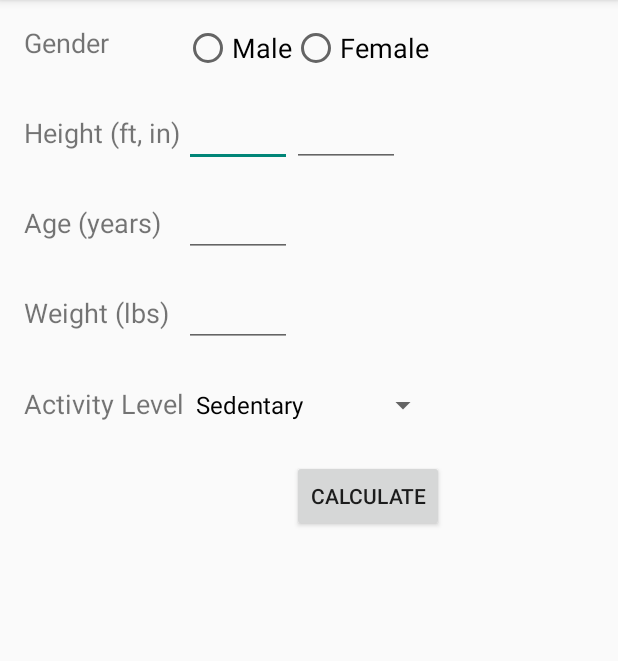
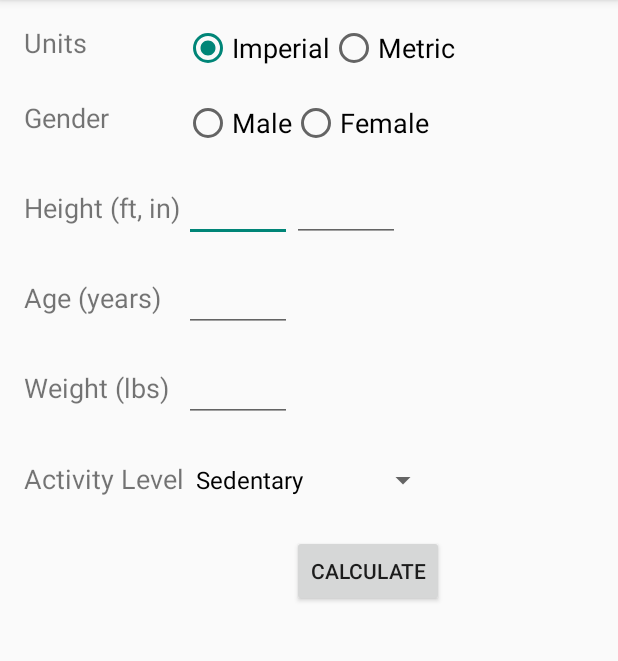
Before and after one commit to afrisone/LiftingBuddyOld, an Android app: the screen it shows after launch (CalculatorActivity), on a phone screen of 412 x 824 dp, the part 84-745 px from its top. Run offline under Robolectric (Android 15) with nearby library versions, the phone set to English and light mode, and no system bars.

Commit message:
Added getter methods for the calculator and added resource names for each widget

```diff
--- a/app/src/main/res/layout/activity_calculator.xml
+++ b/app/src/main/res/layout/activity_calculator.xml
@@ -9,18 +9,30 @@
         android:layout_width="match_parent"
         android:layout_height="match_parent">
 
+
+
         <TextView
             android:layout_width="90dp"
             android:layout_height="50dp"
             android:textAppearance="?android:attr/textAppearanceSmall"
-            android:text="Gender"
+            android:text="@string/gender"
             android:id="@+id/textView"
+            android:layout_row="1"
+            android:layout_column="0"
+            android:textSize="18sp" />
+
+        <TextView
+            android:layout_width="wrap_content"
+            android:layout_height="50dp"
+            android:textAppearance="?android:attr/textAppearanceSmall"
+            android:text="@string/measurement_units"
+            android:id="@+id/textView6"
             android:layout_row="0"
             android:layout_column="0"
-            android:textSize="18dp" />
+            android:textSize="18sp" />
 
         <RadioGroup xmlns:android="http://schemas.android.com/apk/res/android"
-            android:layout_width="166dp"
+            android:layout_width="197dp"
             android:layout_height="wrap_content"
             android:orientation="horizontal"
             android:layout_row="0"
@@ -30,41 +42,62 @@
             <RadioButton
                 android:layout_width="wrap_content"
                 android:layout_height="wrap_content"
-                android:text="Male"
-                android:id="@+id/genderMale"
-                android:layout_row="0"
-                android:layout_column="1"
-                android:checked="false"
-                android:textSize="18dp" />
+                android:text="@string/imperial"
+                android:id="@+id/imperial_units"
+                android:checked="true"
+                android:textSize="18sp" />
 
             <RadioButton
                 android:layout_width="wrap_content"
                 android:layout_height="wrap_content"
-                android:text="Female"
+                android:text="@string/metric"
+                android:id="@+id/metric_units"
+                android:checked="false"
+                android:textSize="18sp" />
+            </RadioGroup>
+
+        <RadioGroup xmlns:android="http://schemas.android.com/apk/res/android"
+            android:layout_width="166dp"
+            android:layout_height="wrap_content"
+            android:orientation="horizontal"
+            android:layout_row="1"
+            android:layout_column="1"
+            android:layout_columnSpan="2">
+
+            <RadioButton
+                android:layout_width="wrap_content"
+                android:layout_height="wrap_content"
+                android:text="@string/male"
+                android:id="@+id/genderMale"
+                android:checked="false"
+                android:textSize="18sp" />
+
+            <RadioButton
+                android:layout_width="wrap_content"
+                android:layout_height="wrap_content"
+                android:text="@string/female"
                 android:id="@+id/genderFemale"
-                android:layout_row="0"
-                android:layout_column="2"
                 android:checked="false"
-                android:textSize="18dp" />
+                android:textSize="18sp" />
         </RadioGroup>
 
         <TextView
             android:layout_width="wrap_content"
             android:layout_height="50dp"
             android:textAppearance="?android:attr/textAppearanceSmall"
-            android:text="Height (ft, in)"
+            android:text="@string/height_imperial"
             android:id="@+id/textView3"
-            android:layout_row="1"
+            android:layout_row="2"
             android:layout_column="0"
-            android:textSize="18dp" />
+            android:textSize="18sp" />
 
         <EditText
             android:layout_width="72dp"
             android:layout_height="wrap_content"
             android:inputType="number"
             android:ems="10"
-            android:id="@+id/editText2"
-            android:layout_row="1"
+            android:id="@+id/height_in_feet"
+            android:layout_row="2"
             android:layout_column="1" />
 
         <EditText
@@ -72,45 +105,26 @@
             android:layout_height="wrap_content"
             android:inputType="numberDecimal"
             android:ems="10"
-            android:id="@+id/editText3"
-            android:layout_row="1"
+            android:id="@+id/height_in_inches"
+            android:layout_row="2"
             android:layout_column="2" />
 
         <TextView
             android:layout_width="wrap_content"
             android:layout_height="50dp"
             android:textAppearance="?android:attr/textAppearanceSmall"
-            android:text="Age (years)"
+            android:text="@string/age"
             android:id="@+id/textView2"
-            android:layout_row="2"
+            android:layout_row="3"
             android:layout_column="0"
-            android:textSize="18dp" />
+            android:textSize="18sp" />
 
         <EditText
             android:layout_width="72dp"
             android:layout_height="wrap_content"
             android:inputType="numberDecimal"
             android:ems="10"
-            android:id="@+id/editText"
-            android:layout_row="2"
-            android:layout_column="1" />
-
-        <TextView
-            android:layout_width="wrap_content"
-            android:layout_height="50dp"
-            android:textAppearance="?android:attr/textAppearanceSmall"
-            android:text="Weight (lbs)"
-            android:id="@+id/textView4"
-            android:layout_row="3"
-            android:layout_column="0"
-            android:textSize="18dp" />
-
-        <EditText
-            android:layout_width="72dp"
-            android:layout_height="wrap_content"
-            android:inputType="numberDecimal"
-            android:ems="10"
-            android:id="@+id/editText4"
+            android:id="@+id/age_in_years"
             android:layout_row="3"
             android:layout_column="1" />
 
@@ -118,17 +132,36 @@
             android:layout_width="wrap_content"
             android:layout_height="50dp"
             android:textAppearance="?android:attr/textAppearanceSmall"
-            android:text="Activity Level"
-            android:id="@+id/textView5"
+            android:text="@string/weight_imperial"
+            android:id="@+id/textView4"
             android:layout_row="4"
             android:layout_column="0"
-            android:textSize="18dp" />
+            android:textSize="18sp" />
+
+        <EditText
+            android:layout_width="72dp"
+            android:layout_height="wrap_content"
+            android:inputType="numberDecimal"
+            android:ems="10"
+            android:id="@+id/weight_in_pounds"
+            android:layout_row="4"
+            android:layout_column="1" />
+
+        <TextView
+            android:layout_width="wrap_content"
+            android:layout_height="50dp"
+            android:textAppearance="?android:attr/textAppearanceSmall"
+            android:text="@string/activity_level"
+            android:id="@+id/textView5"
+            android:layout_row="5"
+            android:layout_column="0"
+            android:textSize="18sp" />
 
         <Spinner
             android:layout_width="170dp"
             android:layout_height="wrap_content"
             android:id="@+id/activity_level"
-            android:layout_row="4"
+            android:layout_row="5"
             android:layout_column="1"
             android:spinnerMode="dropdown"
             android:layout_columnSpan="2" />
@@ -136,9 +169,9 @@
         <Button
             android:layout_width="wrap_content"
             android:layout_height="wrap_content"
-            android:text="Calculate"
+            android:text="@string/calculate"
             android:id="@+id/button"
-            android:layout_row="5"
+            android:layout_row="6"
             android:layout_column="2" />
 
     </GridLayout>
--- a/app/src/main/res/values/strings.xml
+++ b/app/src/main/res/values/strings.xml
@@ -1,6 +1,18 @@
 <resources>
     <string name="app_name">LiftingBuddy</string>
 
-    <string name="hello_world">Hello world!</string>
+    <string name="measurement_units">Units</string>
     <string name="action_settings">Settings</string>
+    <string name="gender">Gender</string>
+    <string name="height_imperial">Height (ft, in)</string>
+    <string name="height_metric">Height (cm)</string>
+    <string name="age">Age (years)</string>
+    <string name="weight_imperial">Weight (lbs)</string>
+    <string name="weight_metric">Weight (kg)</string>
+    <string name="activity_level">Activity Level</string>
+    <string name="calculate">Calculate</string>
+    <string name="male">Male</string>
+    <string name="female">Female</string>
+    <string name="imperial">Imperial</string>
+    <string name="metric">Metric</string>
 </resources>
```
Also changed, not shown: app/src/main/java/afrisone/liftingbuddy/CalculatorActivity.java (+113 -2 lines).
